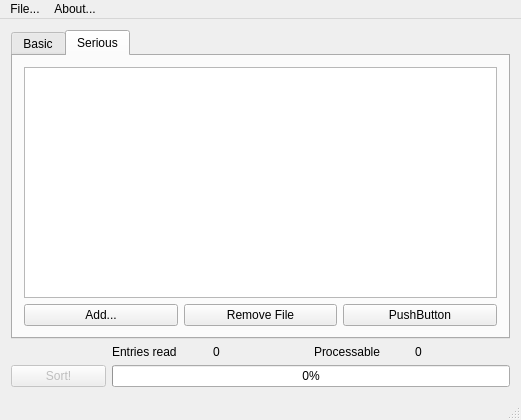
Before: the Qt Designer form mainwindow.ui in flxw/qtagsort, drawn with Qt 5.
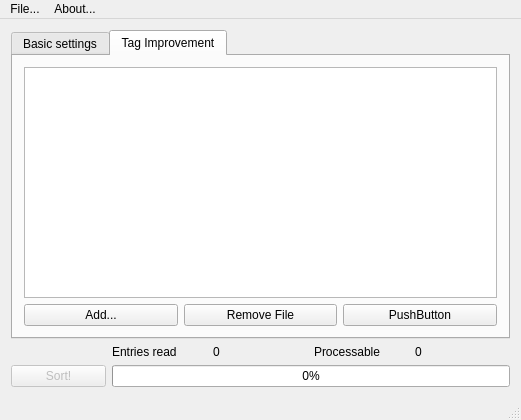
After: the same form once the commit is applied. The open tabs and pages were chosen to show the change.

Patch:
```diff
--- a/mainwindow.ui
+++ b/mainwindow.ui
@@ -69,7 +69,7 @@
       </property>
       <widget class="QWidget" name="tab">
        <attribute name="title">
-        <string>Basic</string>
+        <string extracomment="Give information that the program needs to work">Basic settings</string>
        </attribute>
        <layout class="QGridLayout" name="gridLayout_3">
         <item row="0" column="0">
@@ -149,7 +149,7 @@
       </widget>
       <widget class="QWidget" name="tab_2">
        <attribute name="title">
-        <string>Serious</string>
+        <string extracomment="Set tags by hand on a per-file basis and update them by using the online MusicBrainz database.">Tag Improvement</string>
        </attribute>
        <layout class="QGridLayout" name="gridLayout_4">
         <item row="0" column="0" colspan="3">
```
Left out of the diff: 5 changed lines with no effect on the pictures.
